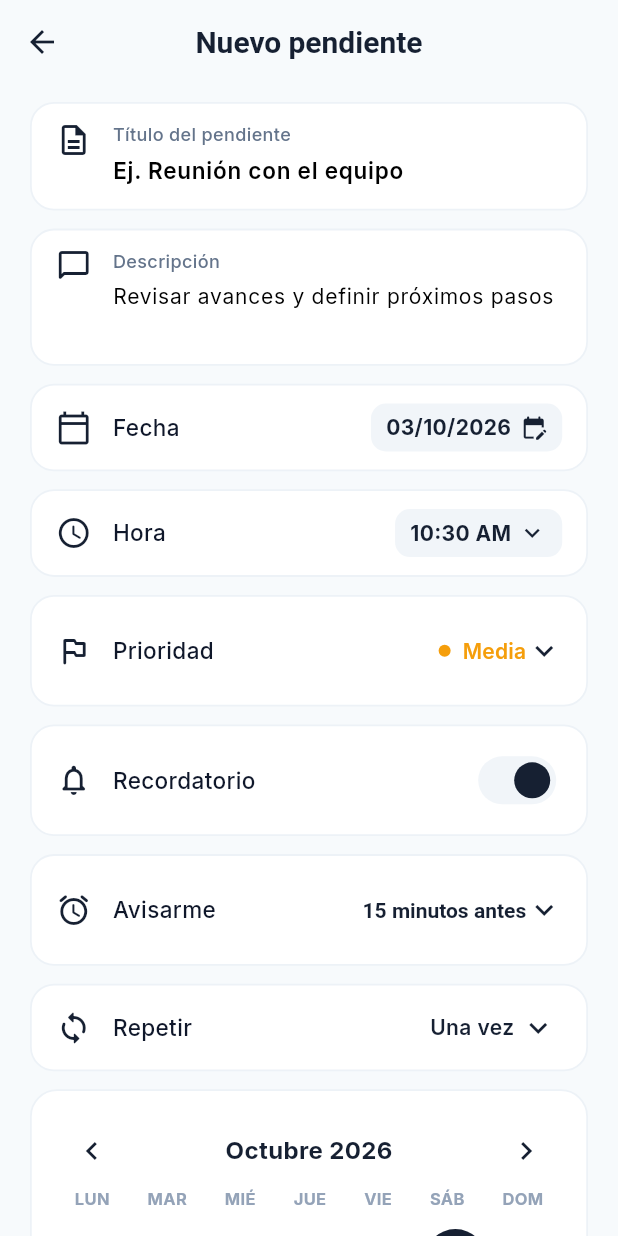
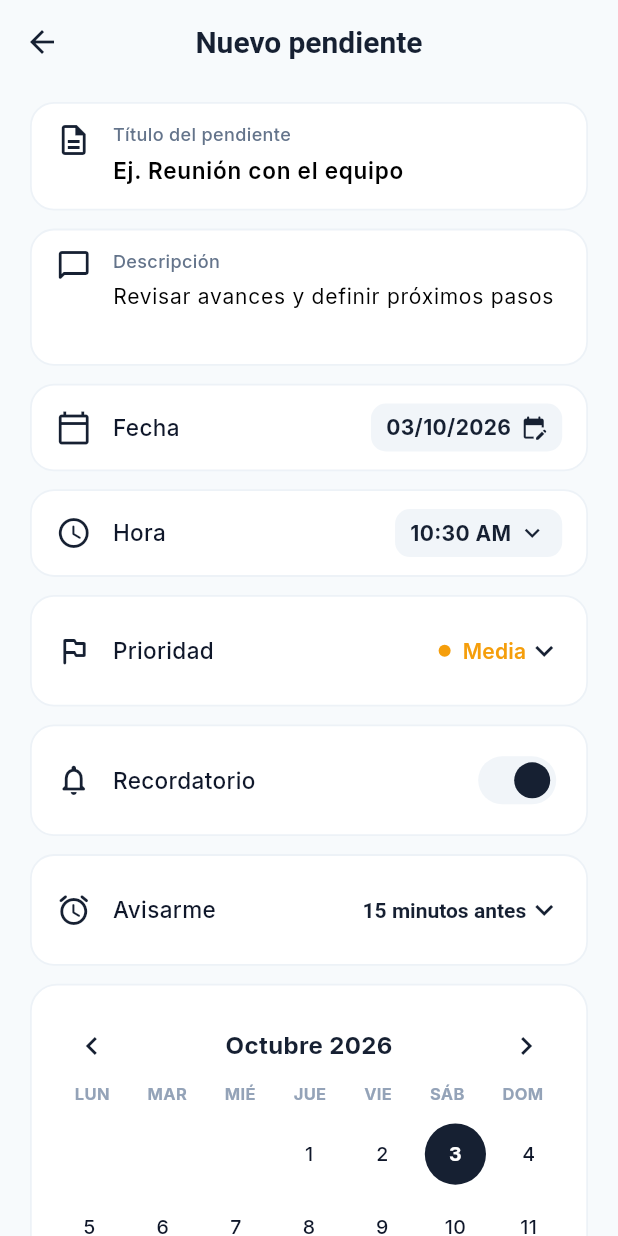
Before and after one commit to NiceWyll/zendae, a Flutter app: the screen it shows after launch, after a tap on "Omitir", after a tap on the "menu" icon, after a tap on "Crear pendiente", on a phone screen of 412 x 824 dp. Run offline on Flutter 3.47's test engine with Material 3 defaults, Android fonts, the phone set to English and light mode, and no system bars; our stand-ins replace file_picker, flutter_local_notifications, flutter_riverpod, flutter_tts, google_fonts, permission_handler and 5 more; accounts and stored records are empty.

Commit message:
fix(pendientes): eliminar boton y opcion de repetir en la creacion de nuevo pendiente

```diff
--- a/lib/features/pendientes/presentation/screens/nuevo_pendiente_screen.dart
+++ b/lib/features/pendientes/presentation/screens/nuevo_pendiente_screen.dart
@@ -11,7 +11,6 @@
 import 'package:mi_pendiente/features/pendientes/presentation/providers/pendientes_provider.dart';
 import 'package:mi_pendiente/features/pendientes/presentation/mappers/hora_ui.dart';
 import 'package:mi_pendiente/features/pendientes/presentation/mappers/prioridad_ui.dart';
-import 'package:mi_pendiente/features/pendientes/presentation/widgets/selector_repeticion_sheet.dart';
 import 'package:mi_pendiente/features/horario/presentation/providers/horario_provider.dart';
 
 class NuevoPendienteScreen extends ConsumerStatefulWidget {
@@ -404,43 +403,6 @@
               const SizedBox(height: 12),
             ],
 
-            // Campo: Repetir (abre el modal con las opciones de Captura 2)
-            _buildCardRow(
-              isDark: isDark,
-              icon: Icons.sync_rounded,
-              label: 'Repetir',
-              trailing: InkWell(
-                onTap: () {
-                  SelectorRepeticionSheet.mostrar(
-                    context: context,
-                    repeticionActual: _repetir,
-                    onSeleccionado: (nueva) {
-                      setState(() => _repetir = nueva);
-                    },
-                  );
-                },
-                borderRadius: BorderRadius.circular(8),
-                child: Padding(
-                  padding: const EdgeInsets.symmetric(horizontal: 4, vertical: 4),
-                  child: Row(
-                    mainAxisSize: MainAxisSize.min,
-                    children: [
-                      Text(
-                        _repetir,
-                        style: TextStyle(
-                          fontSize: 14,
-                          fontWeight: FontWeight.w600,
-                          color: primaryColor,
-                        ),
-                      ),
-                      const SizedBox(width: 4),
-                      Icon(Icons.keyboard_arrow_down, color: primaryColor),
-                    ],
-                  ),
-                ),
-              ),
-            ),
-            const SizedBox(height: 12),
 
             // Campo: Vincular a materia/clase (Punto 1)
             if (clases.isNotEmpty) ...[
```
